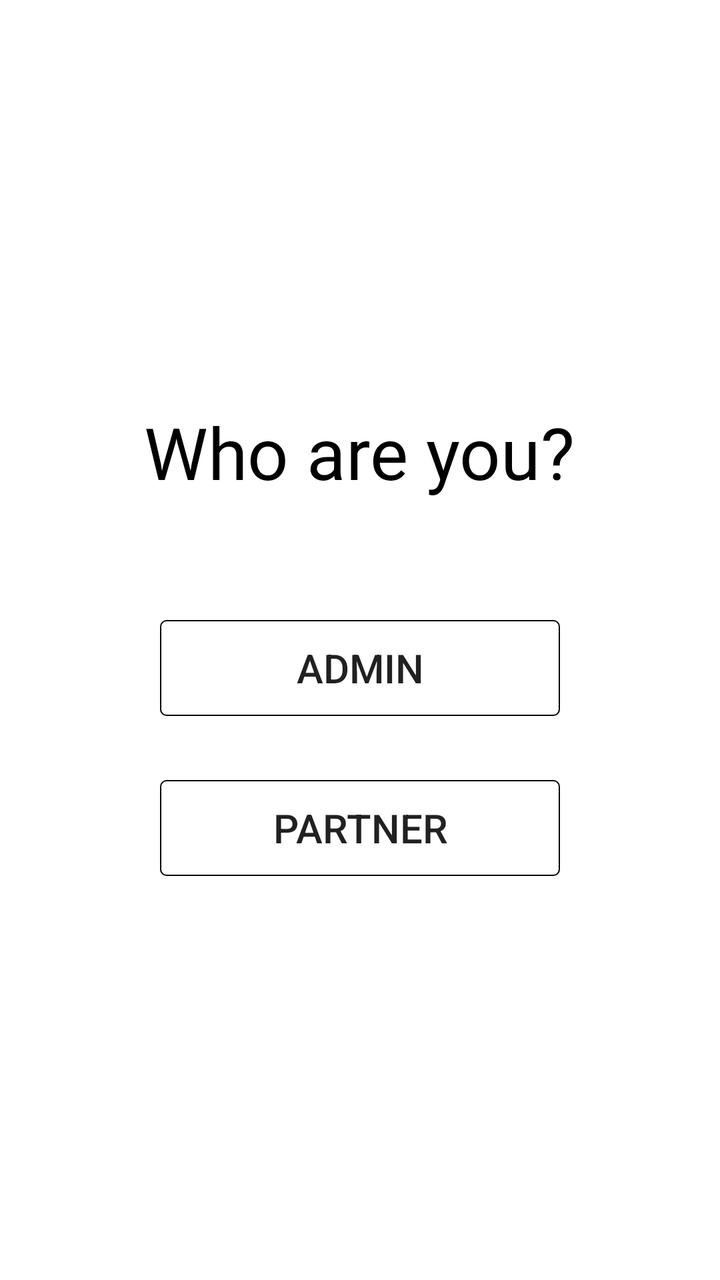
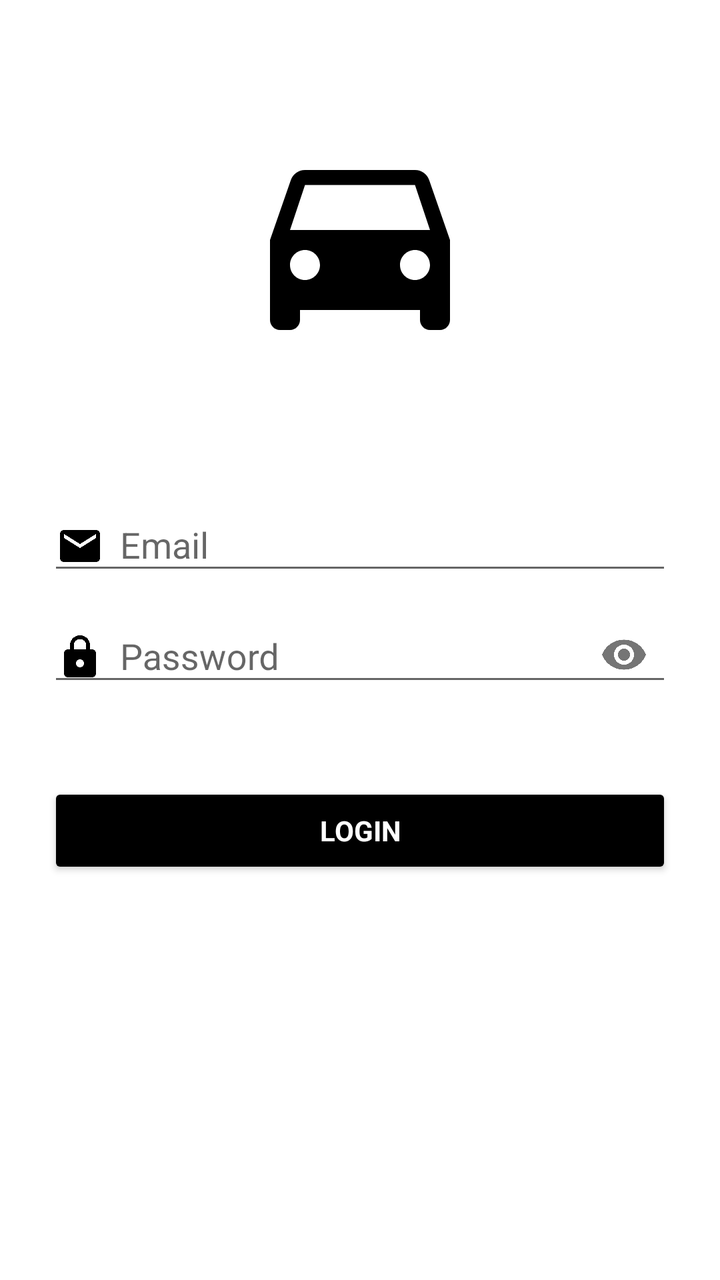

An Android layout rendered at two revisions. The XML below is the earlier revision; the diff shows what the commit changed to produce the second picture.
<!-- AndroidManifest.xml: application theme AppTheme -->
<!-- res/layout/activity_login.xml -->
<?xml version="1.0" encoding="utf-8"?>
<ScrollView xmlns:android="http://schemas.android.com/apk/res/android"
    android:layout_width="fill_parent"
    android:layout_height="fill_parent"
    android:background="@color/white"
    android:fitsSystemWindows="true"
    android:padding="24dp">

    <LinearLayout
        android:layout_width="match_parent"
        android:layout_height="wrap_content"
        android:layout_gravity="center"
        android:orientation="vertical">

        <TextView
            android:layout_width="wrap_content"
            android:layout_height="wrap_content"
            android:layout_gravity="center_horizontal"
            android:text="Who are you?"
            android:textColor="@color/black"
            android:textSize="36sp" />

        <Button
            android:id="@+id/button_admin"
            android:layout_width="200dp"
            android:layout_height="wrap_content"
            android:layout_gravity="center_horizontal"
            android:layout_marginTop="60dp"
            android:background="@drawable/button_background"
            android:text="Admin"
            android:textSize="20sp" />

        <Button
            android:id="@+id/button_partner"
            android:layout_width="200dp"
            android:layout_height="wrap_content"
            android:layout_gravity="center_horizontal"
            android:layout_marginTop="32dp"
            android:background="@drawable/button_background"
            android:text="Partner"
            android:textSize="20sp" />

    </LinearLayout>

</ScrollView>
<!-- resources referenced by this layout -->
<resources>
  <color name="black">#000000</color>
  <color name="white">#FFFFFF</color>
  <!-- drawable button_background (drawable) -->
  <?xml version="1.0" encoding="utf-8"?>
  <shape xmlns:android="http://schemas.android.com/apk/res/android"
      android:shape="rectangle">
      <corners android:radius="3dp" />
      <stroke
          android:width="2px"
          android:color="#000000" />
  </shape>
  <style name="AppTheme" parent="Base.Theme.AppCompat.Light.DarkActionBar">
          <item name="colorPrimary">@color/colorPrimary</item>
          <item name="colorPrimaryDark">@color/colorPrimaryDark</item>
          <item name="colorAccent">@color/colorAccent</item>
      </style>
  <color name="colorPrimary">#000000</color>
  <color name="colorPrimaryDark">#000000</color>
  <color name="colorAccent">#000000</color>
</resources>

<!-- the commit's change to res/layout/activity_login.xml (unified diff, before → after) -->
@@ -1,44 +1,78 @@
 <?xml version="1.0" encoding="utf-8"?>
 <ScrollView xmlns:android="http://schemas.android.com/apk/res/android"
-    android:layout_width="fill_parent"
-    android:layout_height="fill_parent"
+    xmlns:app="http://schemas.android.com/apk/res-auto"
+    android:layout_width="match_parent"
+    android:layout_height="match_parent"
     android:background="@color/white"
-    android:fitsSystemWindows="true"
-    android:padding="24dp">
+    android:scrollbars="none">
 
     <LinearLayout
+        android:id="@+id/activity_login_layout"
         android:layout_width="match_parent"
         android:layout_height="wrap_content"
-        android:layout_gravity="center"
-        android:orientation="vertical">
+        android:orientation="vertical"
+        android:paddingLeft="24dp"
+        android:paddingTop="60dp"
+        android:paddingRight="24dp"
+        android:paddingBottom="40dp">
 
-        <TextView
-            android:layout_width="wrap_content"
+        <ImageView
+            android:layout_width="300dp"
+            android:layout_height="120dp"
+            android:layout_gravity="center_horizontal"
+            android:layout_marginBottom="60dp"
+            android:contentDescription="@string/app_name"
+            app:srcCompat="@drawable/ic_logo" />
+
+        <android.support.design.widget.TextInputLayout
+            android:id="@+id/login_email_layout"
+            android:layout_width="match_parent"
+            android:layout_height="wrap_content">
+
+            <AutoCompleteTextView
+                android:id="@+id/login_email"
+                android:layout_width="match_parent"
+                android:layout_height="wrap_content"
+                android:drawableStart="@drawable/ic_email"
+                android:drawablePadding="8dp"
+                android:hint="@string/email"
+                android:imeOptions="actionNext"
+                android:inputType="textEmailAddress"
+                android:maxLines="1"
+                android:singleLine="true" />
+
+        </android.support.design.widget.TextInputLayout>
+
+        <android.support.design.widget.TextInputLayout
+            android:id="@+id/login_password_layout"
+            android:layout_width="match_parent"
             android:layout_height="wrap_content"
-            android:layout_gravity="center_horizontal"
-            android:text="Who are you?"
-            android:textColor="@color/black"
-            android:textSize="36sp" />
+            app:passwordToggleEnabled="true">
+
+            <android.support.design.widget.TextInputEditText
+                android:id="@+id/login_password"
+                android:layout_width="match_parent"
+                android:layout_height="wrap_content"
+                android:drawableStart="@drawable/ic_password"
+                android:drawablePadding="8dp"
+                android:hint="@string/password"
+                android:inputType="textPassword"
+                android:maxLines="1"
+                android:singleLine="true" />
+
+        </android.support.design.widget.TextInputLayout>
 
         <Button
-            android:id="@+id/button_admin"
-            android:layout_width="200dp"
+            android:id="@+id/button_login"
+            style="?android:textAppearanceSmall"
+            android:layout_width="match_parent"
             android:layout_height="wrap_content"
-            android:layout_gravity="center_horizontal"
-            android:layout_marginTop="60dp"
-            android:background="@drawable/button_background"
-            android:text="Admin"
-            android:textSize="20sp" />
-
-        <Button
-            android:id="@+id/button_partner"
-            android:layout_width="200dp"
-            android:layout_height="wrap_content"
-            android:layout_gravity="center_horizontal"
-            android:layout_marginTop="32dp"
-            android:background="@drawable/button_background"
-            android:text="Partner"
-            android:textSize="20sp" />
+            android:layout_marginTop="40dp"
+            android:layout_marginBottom="12dp"
+            android:text="@string/login"
+            android:textColor="#ffffff"
+            android:textStyle="bold"
+            android:theme="@style/buttonTheme" />
 
     </LinearLayout>
 
<!-- resource entries referenced after the edit -->
@@ -1,16 +1,43 @@
 <!-- resources referenced by this layout -->
 <resources>
-  <color name="black">#000000</color>
   <color name="white">#FFFFFF</color>
-  <!-- drawable button_background (drawable) -->
-  <?xml version="1.0" encoding="utf-8"?>
-  <shape xmlns:android="http://schemas.android.com/apk/res/android"
-      android:shape="rectangle">
-      <corners android:radius="3dp" />
-      <stroke
-          android:width="2px"
-          android:color="#000000" />
-  </shape>
+  <!-- drawable ic_email (drawable) -->
+  <vector xmlns:android="http://schemas.android.com/apk/res/android"
+      android:width="24dp"
+      android:height="24dp"
+      android:viewportHeight="24.0"
+      android:viewportWidth="24.0">
+      <path
+          android:fillColor="#FF000000"
+          android:pathData="M20,4L4,4c-1.1,0 -1.99,0.9 -1.99,2L2,18c0,1.1 0.9,2 2,2h16c1.1,0 2,-0.9 2,-2L22,6c0,-1.1 -0.9,-2 -2,-2zM20,8l-8,5 -8,-5L4,6l8,5 8,-5v2z" />
+  </vector>
+  <!-- drawable ic_logo (drawable) -->
+  <vector xmlns:android="http://schemas.android.com/apk/res/android"
+      android:width="24dp"
+      android:height="24dp"
+      android:viewportHeight="24.0"
+      android:viewportWidth="24.0">
+      <path
+          android:fillColor="#FF000000"
+          android:pathData="M18.92,6.01C18.72,5.42 18.16,5 17.5,5h-11c-0.66,0 -1.21,0.42 -1.42,1.01L3,12v8c0,0.55 0.45,1 1,1h1c0.55,0 1,-0.45 1,-1v-1h12v1c0,0.55 0.45,1 1,1h1c0.55,0 1,-0.45 1,-1v-8l-2.08,-5.99zM6.5,16c-0.83,0 -1.5,-0.67 -1.5,-1.5S5.67,13 6.5,13s1.5,0.67 1.5,1.5S7.33,16 6.5,16zM17.5,16c-0.83,0 -1.5,-0.67 -1.5,-1.5s0.67,-1.5 1.5,-1.5 1.5,0.67 1.5,1.5 -0.67,1.5 -1.5,1.5zM5,11l1.5,-4.5h11L19,11L5,11z" />
+  </vector>
+  <!-- drawable ic_password (drawable) -->
+  <vector xmlns:android="http://schemas.android.com/apk/res/android"
+      android:width="24dp"
+      android:height="24dp"
+      android:viewportWidth="24.0"
+      android:viewportHeight="24.0">
+      <path
+          android:fillColor="#FF000000"
+          android:pathData="M18,8h-1L17,6c0,-2.76 -2.24,-5 -5,-5S7,3.24 7,6v2L6,8c-1.1,0 -2,0.9 -2,2v10c0,1.1 0.9,2 2,2h12c1.1,0 2,-0.9 2,-2L20,10c0,-1.1 -0.9,-2 -2,-2zM12,17c-1.1,0 -2,-0.9 -2,-2s0.9,-2 2,-2 2,0.9 2,2 -0.9,2 -2,2zM15.1,8L8.9,8L8.9,6c0,-1.71 1.39,-3.1 3.1,-3.1 1.71,0 3.1,1.39 3.1,3.1v2z" />
+  </vector>
+  <string name="app_name">RAN Partner</string>
+  <string name="email">Email</string>
+  <string name="login">Login</string>
+  <string name="password">Password</string>
+  <style name="buttonTheme" parent="Theme.AppCompat.Light.DarkActionBar">
+          <item name="colorButtonNormal">#000000</item>
+      </style>
   <style name="AppTheme" parent="Base.Theme.AppCompat.Light.DarkActionBar">
           <item name="colorPrimary">@color/colorPrimary</item>
           <item name="colorPrimaryDark">@color/colorPrimaryDark</item>
